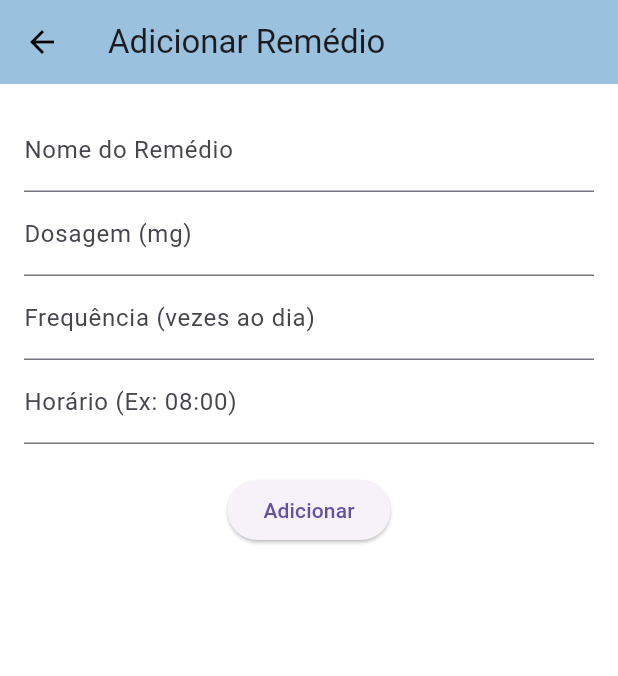
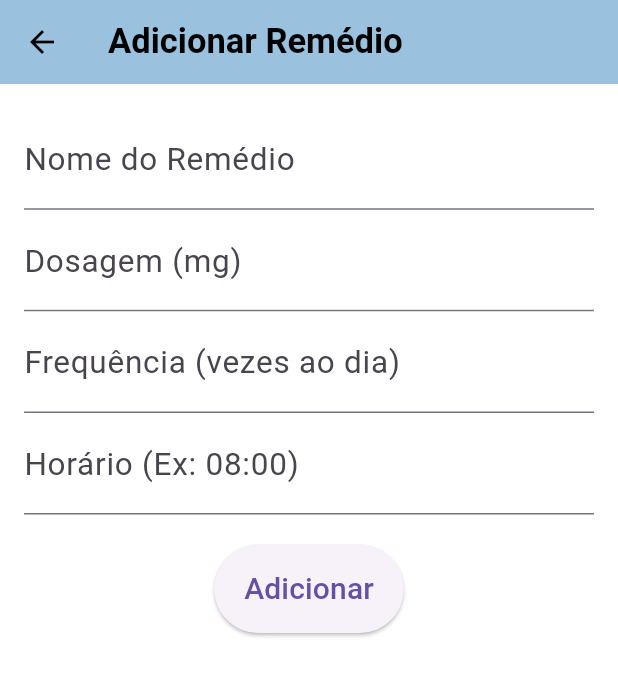
Before and after one commit to yasyaaaas/LDDM---MedAlert, a Flutter app: the SaveMedScreen screen opened directly, after a tap on the "add" icon, on a phone screen of 412 x 824 dp. Shown: the top 676 px of the screen. Run offline on Flutter 3.47's test engine with Material 3 defaults, Android fonts, the light colour scheme and no system bars; our stand-ins replace image_picker, sqflite, sqflite_common_ffi; accounts and stored records are empty.

Commit message:
Ajsutes front save_med

```diff
--- a/Sprint 2/med_alert/lib/features/TelasConfig/save_med_screen.dart
+++ b/Sprint 2/med_alert/lib/features/TelasConfig/save_med_screen.dart
@@ -73,7 +73,14 @@ class _SaveMedScreenState extends State<SaveMedScreen> {
             Navigator.of(context).pop();
           },
         ),
-        title: Text('Medicamentos Salvos'),
+        title: Text(
+          'Medicamentos Salvos',
+          style: TextStyle(
+            fontWeight: FontWeight.bold,
+            fontSize: 23.0,
+            color: Colors.black,
+          ),
+        ),
         actions: [
           IconButton(
             icon: Icon(Icons.add),
@@ -89,25 +96,42 @@ class _SaveMedScreenState extends State<SaveMedScreen> {
               itemBuilder: (context, index) {
                 final med = _medications[index];
                 return ListTile(
-                  leading: Icon(Icons.medication, color: Colors.red),
-                  title: Text(med.nome),
+                  leading: IconTheme(
+                    data: IconThemeData(
+                      size: 30, // Aumenta o tamanho do ícone de medicamento
+                      color: Colors.red,
+                    ),
+                    child: Icon(Icons.medication),
+                  ),
+                  title: Text(
+                    med.nome,
+                    style: TextStyle(
+                        fontSize: 20,
+                        fontWeight:
+                            FontWeight.bold), // Aumenta o tamanho do título
+                  ),
                   subtitle: Text(
-                      "Dosagem: ${med.dosagem}, Frequência: ${med.frequencia} vezes ao dia, Horário: ${med.horario ?? 'N/A'}"),
+                    "Dosagem: ${med.dosagem}, Frequência: ${med.frequencia} vezes ao dia, Horário: ${med.horario ?? 'N/A'}",
+                    style: TextStyle(
+                        fontSize: 18), // Aumenta o tamanho do subtítulo
+                  ),
                   trailing: Row(
                     mainAxisSize: MainAxisSize.min,
                     children: [
                       IconButton(
-                        icon: Icon(Icons.edit, color: Colors.blue),
-                        onPressed: () =>
-                            _editMedication(med), // Edita o medicamento
+                        icon: Icon(Icons.edit,
+                            color: Colors.blue,
+                            size: 26), // Ajusta o ícone de edição
+                        onPressed: () => _editMedication(med),
                       ),
                       IconButton(
-                        icon: Icon(Icons.delete, color: Colors.red),
+                        icon: Icon(Icons.delete,
+                            color: Colors.red,
+                            size: 26), // Ajusta o ícone de exclusão
                         onPressed: () async {
                           bool confirm = await _showDeleteConfirmation();
                           if (confirm) {
-                            _deleteMedication(med
-                                .id!); // Deleta o medicamento após confirmação
+                            _deleteMedication(med.id!);
                           }
                         },
                       ),
@@ -206,7 +230,13 @@ class _SaveMedScreenFormState extends State<SaveMedScreenForm> {
           },
         ),
         title: Text(
-            widget.remedio == null ? 'Adicionar Remédio' : 'Editar Remédio'),
+          widget.remedio == null ? 'Adicionar Remédio' : 'Editar Remédio',
+          style: TextStyle(
+            fontWeight: FontWeight.bold,
+            fontSize: 23.0,
+            color: Colors.black,
+          ),
+        ),
       ),
       body: Padding(
         padding: const EdgeInsets.all(16.0),
@@ -216,7 +246,13 @@ class _SaveMedScreenFormState extends State<SaveMedScreenForm> {
             children: [
               TextFormField(
                 controller: _nameController,
-                decoration: InputDecoration(labelText: 'Nome do Remédio'),
+                decoration: InputDecoration(
+                  labelText: 'Nome do Remédio',
+                  labelStyle: TextStyle(
+                      fontSize: 21), // Aumenta o tamanho do texto do rótulo
+                ),
+                style: TextStyle(
+                    fontSize: 21), // Aumenta o tamanho do texto de entrada
                 validator: (value) {
                   if (value == null || value.isEmpty) {
                     return 'Por favor, insira o nome do remédio';
@@ -226,25 +262,44 @@ class _SaveMedScreenFormState extends State<SaveMedScreenForm> {
               ),
               TextFormField(
                 controller: _doseController,
-                decoration: InputDecoration(labelText: 'Dosagem (mg)'),
+                decoration: InputDecoration(
+                  labelText: 'Dosagem (mg)',
+                  labelStyle: TextStyle(fontSize: 21),
+                ),
+                style: TextStyle(fontSize: 21),
                 keyboardType: TextInputType.number,
               ),
               TextFormField(
                 controller: _frequencyController,
-                decoration:
-                    InputDecoration(labelText: 'Frequência (vezes ao dia)'),
+                decoration: InputDecoration(
+                  labelText: 'Frequência (vezes ao dia)',
+                  labelStyle: TextStyle(fontSize: 21),
+                ),
+                style: TextStyle(fontSize: 21),
                 keyboardType: TextInputType.number,
               ),
               TextFormField(
                 controller: _timeController,
-                decoration: InputDecoration(labelText: 'Horário (Ex: 08:00)'),
+                decoration: InputDecoration(
+                  labelText: 'Horário (Ex: 08:00)',
+                  labelStyle: TextStyle(fontSize: 21),
+                ),
+                style: TextStyle(fontSize: 21),
                 keyboardType: TextInputType.datetime,
               ),
               SizedBox(height: 20),
               ElevatedButton(
                 onPressed: _saveMedication,
+                style: ElevatedButton.styleFrom(
+                  padding: EdgeInsets.symmetric(
+                      vertical: 15,
+                      horizontal: 20), // Aumenta o tamanho do botão
+                ),
                 child: Text(
-                    widget.remedio == null ? 'Adicionar' : 'Salvar Alterações'),
+                  widget.remedio == null ? 'Adicionar' : 'Salvar Alterações',
+                  style: TextStyle(
+                      fontSize: 20), // Aumenta o tamanho do texto do botão
+                ),
               ),
             ],
           ),
```
